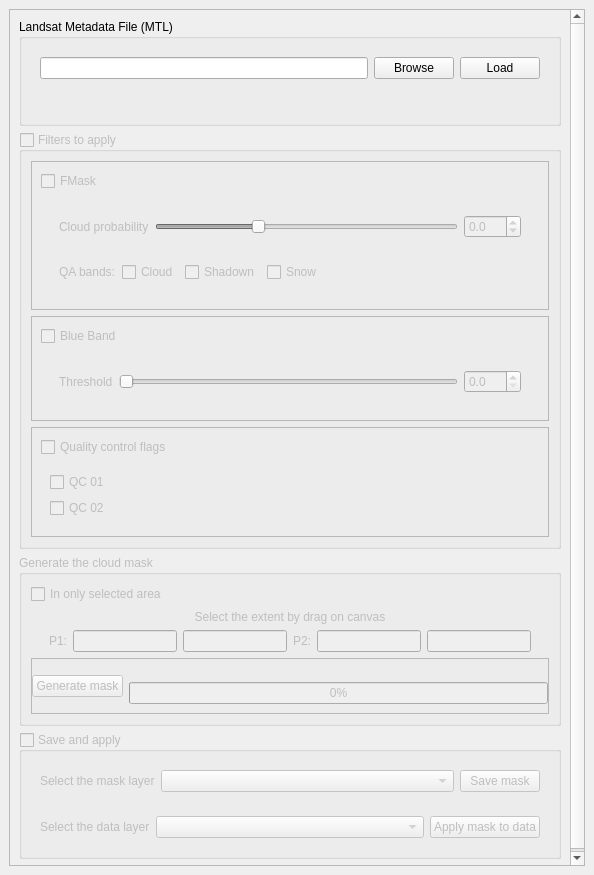
Above: cloud_masking_dockwidget_base.ui from SMByC/CloudMasking before the change. Below: the same form after it.
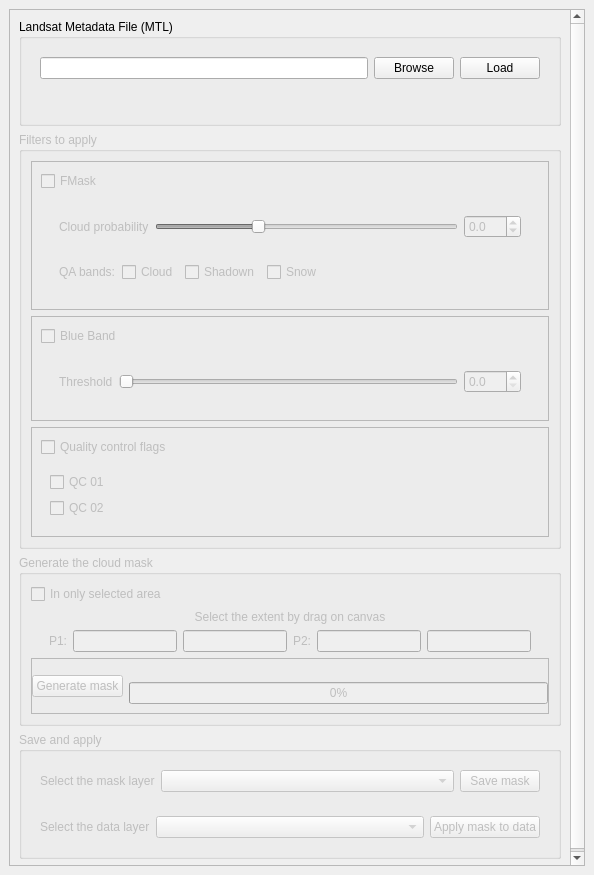
That is the form after the change. Custom widgets are drawn as their Qt base class.

Commit message: Improve usability: blocks checked are not necessary

The edit to the form file:
```diff
--- a/cloud_masking_dockwidget_base.ui
+++ b/cloud_masking_dockwidget_base.ui
@@ -30,7 +30,7 @@
        <property name="geometry">
         <rect>
          <x>0</x>
-         <y>-141</y>
+         <y>-230</y>
          <width>554</width>
          <height>1056</height>
         </rect>
@@ -135,9 +135,6 @@
           <property name="title">
            <string>Filters to apply</string>
           </property>
-          <property name="checkable">
-           <bool>true</bool>
-          </property>
           <property name="checked">
            <bool>false</bool>
           </property>
@@ -566,7 +563,7 @@
            <string>Save and apply</string>
           </property>
           <property name="checkable">
-           <bool>true</bool>
+           <bool>false</bool>
           </property>
           <property name="checked">
            <bool>false</bool>
```
The commit also changes 1 other file.
